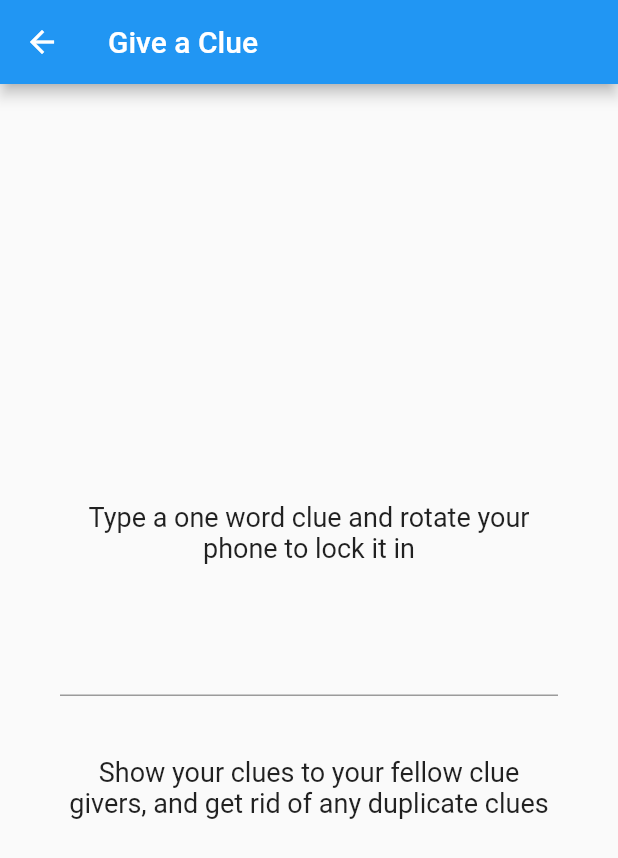
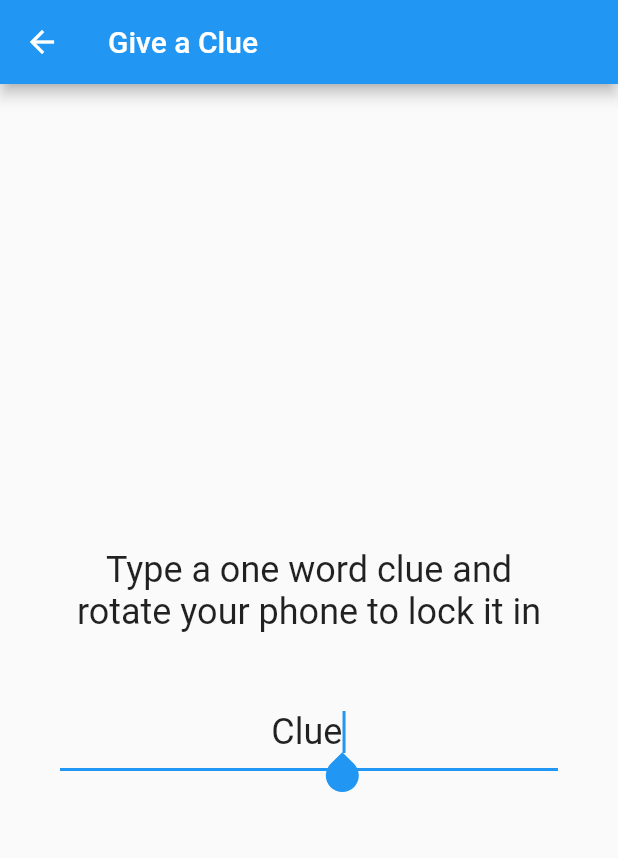
Before and after one commit to schmidtwmark/wordgame, a Flutter app: the ClueScreen screen opened directly, on a phone screen of 412 x 824 dp. Shown: the top 858 px of the screen. Run offline on Flutter 3.47's test engine with Material 2 defaults, Android fonts, the phone set to English and light mode, and no system bars; missing offline and left inert: spinner.

Commit message:
Clue screen

```diff
--- a/lib/clue.dart
+++ b/lib/clue.dart
@@ -4,16 +4,17 @@ import 'package:flutter/material.dart';
 class ClueScreen extends StatelessWidget {
   static const int STARTING_WORDS = 11;
 
-  String clue = "";
+  String clue = "Clue";
   @override
   Widget build(BuildContext context) {
     return OrientationBuilder(builder: (context, orientation) {
       if (orientation == Orientation.landscape) {
         // Display word
         return Scaffold(
-          body: Center(child: Text(clue)),
+          body: Center(child: Text(clue, style: TextStyle(fontSize: 144))),
         );
       } else {
+        TextEditingController controller = TextEditingController()..text = clue;
         return Scaffold(
             appBar: AppBar(
               title: Text("Give a Clue"),
@@ -27,26 +28,24 @@ class ClueScreen extends StatelessWidget {
                       padding: EdgeInsets.all(20),
                       child: Text(
                         "Type a one word clue and rotate your phone to lock it in",
-                        style: TextStyle(fontSize: 18),
+                        style: TextStyle(fontSize: 24),
                         textAlign: TextAlign.center,
                       )),
                   Padding(
                       padding: EdgeInsets.all(20),
                       child: TextField(
+                        autofocus: true,
+                        controller: controller,
                         maxLines: 1,
                         autocorrect: false,
                         textAlign: TextAlign.center,
-                        // textInputAction: TextInputAction.next,
+                        style: TextStyle(fontSize: 24),
                         onChanged: (String s) {
-                          clue = s;
+                          String newString = s.replaceAll(" ", "");
+                          controller.text = newString;
+                          clue = newString;
                         },
                       )),
-                  Padding(
-                      padding: EdgeInsets.all(20),
-                      child: Text(
-                          "Show your clues to your fellow clue givers, and get rid of any duplicate clues",
-                          style: TextStyle(fontSize: 18),
-                          textAlign: TextAlign.center))
                 ],
               ),
               padding: EdgeInsets.all(20),
```
